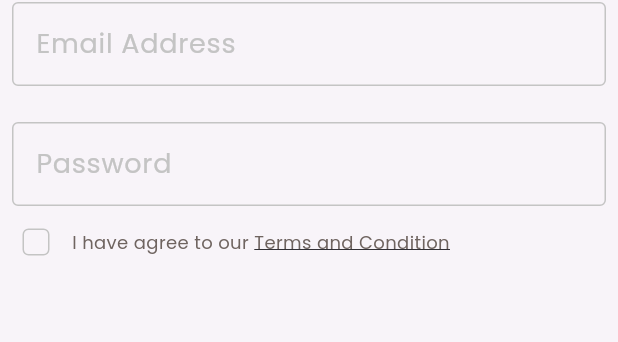
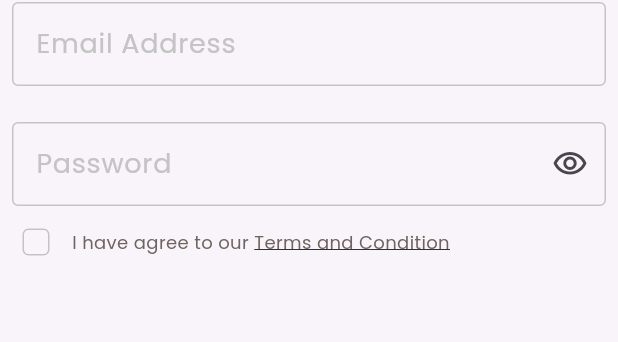
Before and after one commit to Elnahas/dalel, a Flutter app: the CustomSignUpForm widget shown alone on an empty page, opened directly, on a phone screen of 412 x 824 dp. Shown: the part 274-616 px from the top of the screen. Run offline on Flutter 3.47's test engine with Material 3 defaults, Android fonts, the phone set to English and light mode, and no system bars; our stand-ins replace firebase_auth, firebase_core, flutter_bloc, get_it, go_router and 2 more; missing offline and left inert: dart:ffi; accounts and stored records are empty.

Commit message:
obscure password update state

```diff
--- a/lib/features/auth/presentation/auth_cubit/cubit/cubit/auth_cubit.dart
+++ b/lib/features/auth/presentation/auth_cubit/cubit/cubit/auth_cubit.dart
@@ -28,6 +28,10 @@ class AuthCubit extends Cubit<AuthState> {
   GlobalKey<FormState> signupFormKye = GlobalKey();
 
   bool? termsAndConditionCheckBoxValue = false ;
+
+  bool? obscurePasswordTextValue = true ;
+
+
 
 
   createUserWithEmailAndPassword() async {
@@ -77,4 +81,10 @@ class AuthCubit extends Cubit<AuthState> {
     emit(TermsAndConditionUpdateState());
   }
 
+
+  obscurePasswordText() {
+    obscurePasswordTextValue = !obscurePasswordTextValue!;
+    emit(ObscurePasswordUpdateState());
+  }
+
 }
--- a/lib/features/auth/presentation/auth_cubit/cubit/cubit/auth_state.dart
+++ b/lib/features/auth/presentation/auth_cubit/cubit/cubit/auth_state.dart
@@ -6,6 +6,7 @@ final class SignupLoadingState extends AuthState {}
 
 final class SignupSuccessState extends AuthState {}
 final class TermsAndConditionUpdateState extends AuthState {}
+final class ObscurePasswordUpdateState extends AuthState {}
 
 final class SignupFailureState extends AuthState {
   final String errMessage ;
--- a/lib/features/auth/presentation/widgets/custom_signup_form.dart
+++ b/lib/features/auth/presentation/widgets/custom_signup_form.dart
@@ -4,6 +4,7 @@ import 'package:dalel/features/auth/presentation/auth_cubit/cubit/cubit/auth_cub
 import 'package:dalel/features/auth/presentation/auth_cubit/cubit/cubit/auth_state.dart';
 import 'package:dalel/features/auth/presentation/widgets/custom_text_field.dart';
 import 'package:dalel/features/auth/presentation/widgets/terms_and_condition_widget.dart';
+import 'package:flutter/material.dart';
 import 'package:flutter/widgets.dart';
 import 'package:flutter_bloc/flutter_bloc.dart';
 
@@ -12,37 +13,57 @@ class CustomSignUpForm extends StatelessWidget {
 
   @override
   Widget build(BuildContext context) {
-    AuthCubit authCubit =   BlocProvider.of<AuthCubit>(context);
+    AuthCubit authCubit = BlocProvider.of<AuthCubit>(context);
     return BlocConsumer<AuthCubit, AuthState>(
-      listener: (context, state) {
-
-      },
+      listener: (context, state) {},
       builder: (context, state) {
         return Form(
-          key: authCubit.signupFormKye ,
+          key: authCubit.signupFormKye,
           child: Column(children: [
-            CustomTextFormField(labelText: AppStrings.firstName , onChanged: (firstName) {
-              authCubit.firstName = firstName;
-            },),
-             CustomTextFormField(labelText: AppStrings.lastName , onChanged: (lastName){
-              authCubit.lastName = lastName;
-             },),
-             CustomTextFormField(labelText: AppStrings.emailAddress , onChanged: (emailAddress){
-              authCubit.emailAddress = emailAddress;
-             },),
-             CustomTextFormField(labelText: AppStrings.password , onChanged: (password){
-              authCubit.password = password;
-             },),
+            CustomTextFormField(
+              labelText: AppStrings.firstName,
+              onChanged: (firstName) {
+                authCubit.firstName = firstName;
+              },
+            ),
+            CustomTextFormField(
+              labelText: AppStrings.lastName,
+              onChanged: (lastName) {
+                authCubit.lastName = lastName;
+              },
+            ),
+            CustomTextFormField(
+              labelText: AppStrings.emailAddress,
+              onChanged: (emailAddress) {
+                authCubit.emailAddress = emailAddress;
+              },
+            ),
+            CustomTextFormField(
+                labelText: AppStrings.password,
+                onChanged: (password) {
+                  authCubit.password = password;
+                },
+                obscureText: authCubit.obscurePasswordTextValue,
+                suffixIcon: IconButton(
+                  icon: Icon(authCubit.obscurePasswordTextValue == true
+                      ? Icons.visibility_outlined
+                      : Icons.visibility_off_outlined),
+                  onPressed: () {
+                    authCubit.obscurePasswordText();
+                  },
+                )),
             const TermsAndConditionWidget(),
             const SizedBox(
               height: 88,
             ),
             CustomBtn(
               text: AppStrings.signUp,
-              onPressed: authCubit.termsAndConditionCheckBoxValue!? () {
-                if(authCubit.signupFormKye.currentState!.validate())
-                authCubit.createUserWithEmailAndPassword();
-              } : null,
+              onPressed: authCubit.termsAndConditionCheckBoxValue!
+                  ? () {
+                      if (authCubit.signupFormKye.currentState!.validate())
+                        authCubit.createUserWithEmailAndPassword();
+                    }
+                  : null,
             )
           ]),
         );
--- a/lib/features/auth/presentation/widgets/custom_text_field.dart
+++ b/lib/features/auth/presentation/widgets/custom_text_field.dart
@@ -3,15 +3,19 @@ import 'package:dalel/core/utils/app_text_styles.dart';
 import 'package:flutter/material.dart';
 
 class CustomTextFormField extends StatelessWidget {
-  const CustomTextFormField(
+   const CustomTextFormField(
       {super.key,
       required this.labelText,
       this.onChanged,
-      this.onFieldSubmitted});
+      this.onFieldSubmitted,this.obscureText, this.suffixIcon});
 
   final String labelText;
+  final bool? obscureText;
+  final Widget? suffixIcon;
+
   final Function(String)? onChanged;
   final Function(String)? onFieldSubmitted;
+
   @override
   Widget build(BuildContext context) {
     return Padding(
@@ -26,7 +30,10 @@ class CustomTextFormField extends StatelessWidget {
         },
         onChanged: onChanged,
         onFieldSubmitted: onFieldSubmitted,
+        obscureText: obscureText ?? false,
         decoration: InputDecoration(
+
+          suffixIcon: suffixIcon,
             labelText: labelText,
             labelStyle: CustomTextStyles.poppins500style18,
             border: getBorderStyle(),
```
